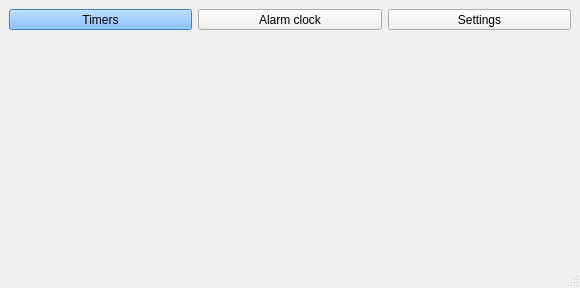
This is mainwindow.ui in andruhus/Lab2OOOP2020 as Qt 5 draws it before an edit. The edited form follows.
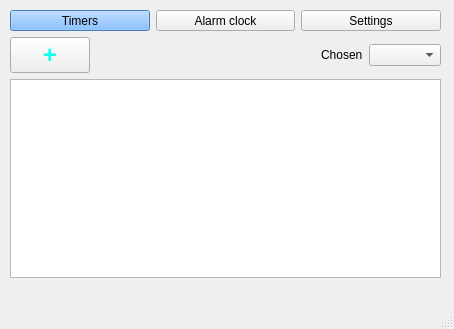
This is the edited form.

Commit message: Made Timer stangart background

The edit to the form file:
```diff
--- a/mainwindow.ui
+++ b/mainwindow.ui
@@ -6,8 +6,8 @@
    <rect>
     <x>0</x>
     <y>0</y>
-    <width>580</width>
-    <height>288</height>
+    <width>454</width>
+    <height>329</height>
    </rect>
   </property>
   <property name="sizePolicy">
@@ -20,8 +20,17 @@
    <string>Timers</string>
   </property>
   <widget class="QWidget" name="centralwidget">
-   <layout class="QFormLayout" name="formLayout">
-    <item row="0" column="0" colspan="2">
+   <widget class="QWidget" name="">
+    <property name="geometry">
+     <rect>
+      <x>10</x>
+      <y>10</y>
+      <width>431</width>
+      <height>268</height>
+     </rect>
+    </property>
+    <layout class="QVBoxLayout" name="verticalLayout_2">
+     <item>
      <layout class="QHBoxLayout" name="horizontalLayout">
       <item>
        <widget class="QToolButton" name="toolButton">
@@ -67,7 +76,69 @@
       </item>
      </layout>
     </item>
-   </layout>
+     <item>
+      <layout class="QVBoxLayout" name="verticalLayout">
+       <item>
+        <layout class="QHBoxLayout" name="horizontalLayout_3">
+         <item>
+          <widget class="QPushButton" name="addNewTimer">
+           <property name="font">
+            <font>
+             <pointsize>18</pointsize>
+             <weight>75</weight>
+             <bold>true</bold>
+            </font>
+           </property>
+           <property name="toolTip">
+            <string>&lt;html&gt;&lt;head/&gt;&lt;body&gt;&lt;p&gt;&lt;span style=&quot; font-size:18pt; color:#0000ff;&quot;&gt;+&lt;/span&gt;&lt;/p&gt;&lt;/body&gt;&lt;/html&gt;</string>
+           </property>
+           <property name="whatsThis">
+            <string>&lt;html&gt;&lt;head/&gt;&lt;body&gt;&lt;p&gt;&lt;span style=&quot; font-size:18pt; color:#16f1e2;&quot;&gt;+&lt;/span&gt;&lt;/p&gt;&lt;/body&gt;&lt;/html&gt;</string>
+           </property>
+           <property name="styleSheet">
+            <string notr="true">color: rgb(14, 255, 235);</string>
+           </property>
+           <property name="text">
+            <string>+</string>
+           </property>
+          </widget>
+         </item>
+         <item>
+          <spacer name="horizontalSpacer">
+           <property name="orientation">
+            <enum>Qt::Horizontal</enum>
+           </property>
+           <property name="sizeHint" stdset="0">
+            <size>
+             <width>40</width>
+             <height>20</height>
+            </size>
+           </property>
+          </spacer>
+         </item>
+         <item>
+          <layout class="QHBoxLayout" name="horizontalLayout_2">
+           <item>
+            <widget class="QLabel" name="label">
+             <property name="text">
+              <string>&lt;html&gt;&lt;head/&gt;&lt;body&gt;&lt;p&gt;Chosen&lt;/p&gt;&lt;/body&gt;&lt;/html&gt;</string>
+             </property>
+            </widget>
+           </item>
+           <item>
+            <widget class="QComboBox" name="comboBox"/>
+           </item>
+          </layout>
+         </item>
+        </layout>
+       </item>
+       <item>
+        <widget class="QListWidget" name="listWidget"/>
+       </item>
+      </layout>
+     </item>
+    </layout>
+   </widget>
   </widget>
   <widget class="QMenuBar" name="menubar">
    <property name="geometry">
```
Left out of the diff: 2 changed lines with no effect on the pictures. Lines whose indentation alone changed are shown as unchanged. The commit also changes 7 other files.
